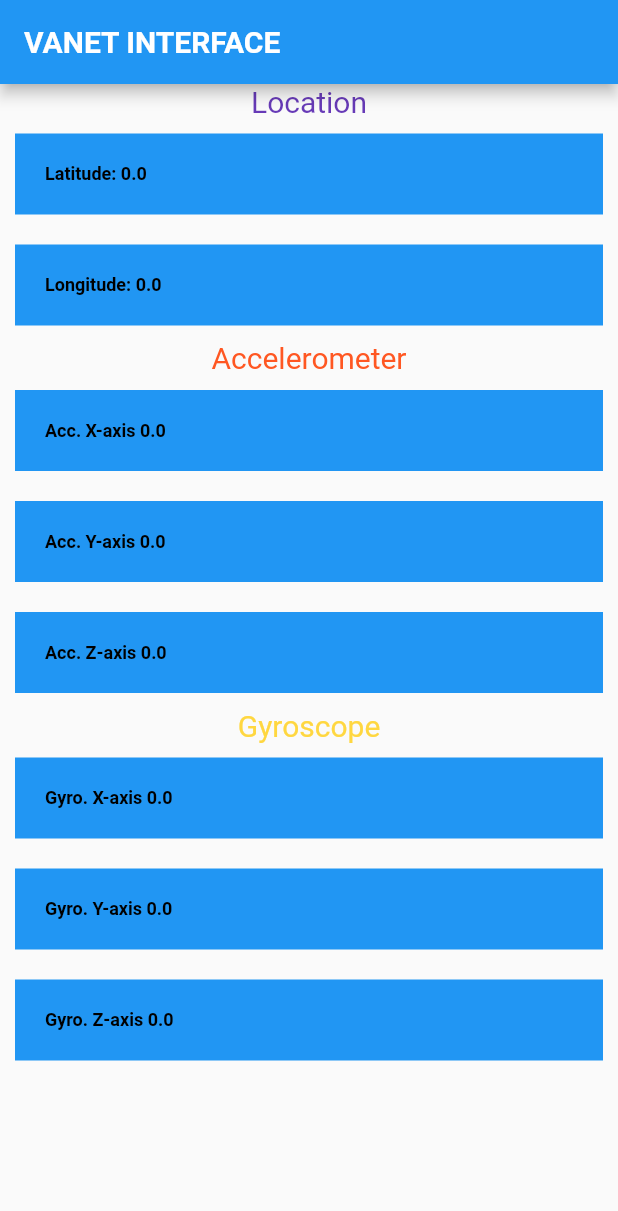
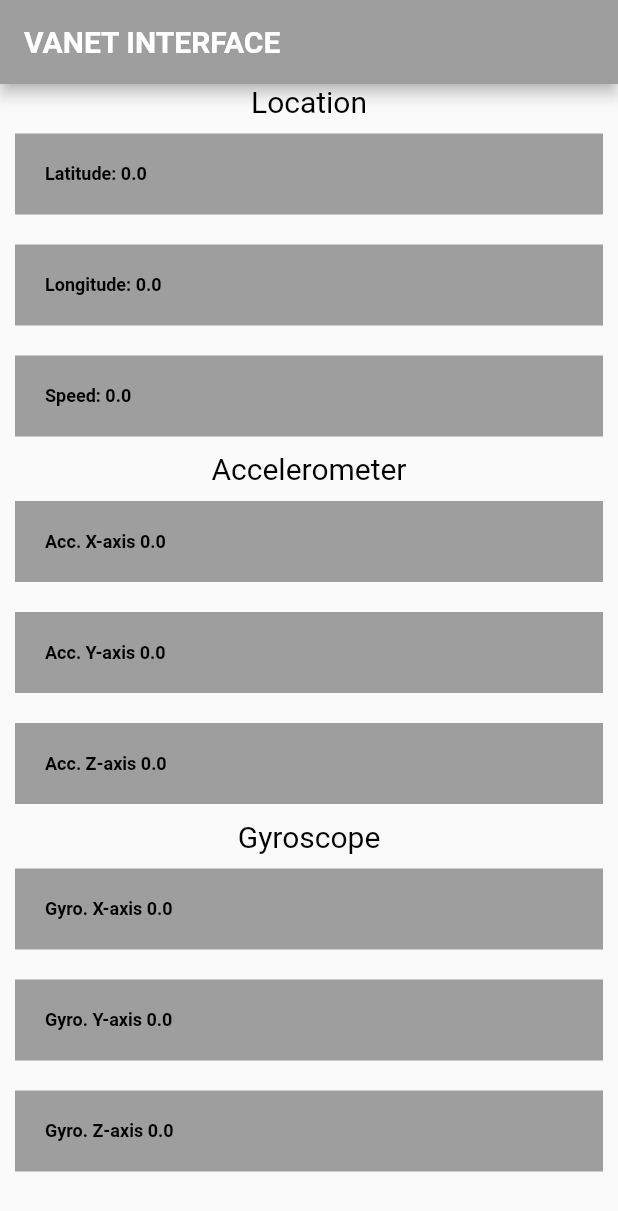
Before and after one commit to AkashParua/flutter_application_1, a Flutter app: the screen it shows after launch, on a phone screen of 412 x 824 dp. Shown: the top 1211 px of the screen. Run offline on Flutter 3.47's test engine with Material 2 defaults, Android fonts, the phone set to English and light mode, and no system bars; our stand-ins replace location, sensors_plus; project files that could hold a hidden picture were left out.

Commit message:
2nd commit

```diff
--- a/lib/main.dart
+++ b/lib/main.dart
@@ -1,8 +1,8 @@
 import 'dart:async';
 import 'package:flutter/material.dart';
 import 'package:location/location.dart';
-import 'package:http/http.dart' as http;
 import 'package:sensors_plus/sensors_plus.dart';
+import 'dart:math' show asin, cos, pi, pow, sin, sqrt;
 
 void main() => runApp(
       MaterialApp(home: Position()),
@@ -16,20 +16,24 @@ class Position extends StatefulWidget {
 class _PositionState extends State<Position> {
   double _latitude = 0.0;
   double _longitude = 0.0;
-  double _acc_x = 0.0;
-  double _acc_y = 0.0;
-  double _acc_z = 0.0;
-  double _gy_x = 0.0;
-  double _gy_y = 0.0;
-  double _gy_z = 0.0;
+  double _accx = 0.0;
+  double _accy = 0.0;
+  double _accz = 0.0;
+  double _gyx = 0.0;
+  double _gyy = 0.0;
+  double _gyz = 0.0;
+  double _speed = 0;
+  var clock = DateTime.now();
   Location _location = Location();
   late StreamSubscription<LocationData> _locationSubscription;
   @override
   void initState() {
     super.initState();
+
     _locationSubscription =
         _location.onLocationChanged.listen((LocationData currentLocation) {
       setState(() {
+        _speed = currentLocation.speed!;
         _latitude = currentLocation.latitude!;
         _longitude = currentLocation.longitude!;
       });
@@ -37,18 +41,18 @@ class _PositionState extends State<Position> {
     // [UserAccelerometerEvent (x: 0.0, y: 0.0, z: 0.0)]
     userAccelerometerEvents.listen((UserAccelerometerEvent event) {
       setState(() {
-        _acc_x = event.x;
-        _acc_y = event.y;
-        _acc_z = event.z;
+        _accx = event.x;
+        _accy = event.y;
+        _accz = event.z;
       });
     });
 
     // [GyroscopeEvent (x: 0.0, y: 0.0, z: 0.0)]
     gyroscopeEvents.listen((GyroscopeEvent event) {
       setState(() {
-        _gy_x = event.x;
-        _gy_y = event.y;
-        _gy_z = event.z;
+        _gyx = event.x;
+        _gyy = event.y;
+        _gyz = event.z;
       });
     });
   }
@@ -59,7 +63,7 @@ class _PositionState extends State<Position> {
   Widget build(BuildContext context) {
     return Scaffold(
         appBar: AppBar(
-          backgroundColor: Colors.blue,
+          backgroundColor: Colors.grey,
           title: const Text(
             'VANET INTERFACE',
             style: TextStyle(fontSize: 20, fontWeight: FontWeight.bold),
@@ -73,71 +77,80 @@ class _PositionState extends State<Position> {
             const Center(
               child: Text(
                 'Location',
-                style: TextStyle(fontSize: 20, color: Colors.deepPurple),
+                style: TextStyle(fontSize: 20, color: Colors.black),
               ),
             ),
             Container(
               padding: const EdgeInsets.all(20),
               margin: const EdgeInsets.all(10),
-              color: Colors.blue,
+              color: Colors.grey,
               child: Text('Latitude: $_latitude', style: style1),
             ),
             Container(
               padding: const EdgeInsets.all(20),
               margin: const EdgeInsets.all(10),
-              color: Colors.blue,
+              color: Colors.grey,
               child: Text(
                 'Longitude: $_longitude',
+                style: style1,
+              ),
+            ),
+            Container(
+              padding: const EdgeInsets.all(20),
+              margin: const EdgeInsets.all(10),
+              color: Colors.grey,
+              child: Text(
+                'Speed: $_speed',
                 style: style1,
               ),
             ),
             const Center(
               child: Text(
                 'Accelerometer',
-                style: TextStyle(fontSize: 20, color: Colors.deepOrange),
+                style: TextStyle(fontSize: 20, color: Colors.black),
               ),
             ),
             Container(
               padding: const EdgeInsets.all(20),
               margin: const EdgeInsets.all(10),
-              color: Colors.blue,
-              child: Text('Acc. X-axis $_acc_x', style: style1),
+              color: Colors.grey,
+              child: Text('Acc. X-axis $_accx', style: style1),
             ),
             Container(
               padding: const EdgeInsets.all(20),
               margin: const EdgeInsets.all(10),
-              color: Colors.blue,
-              child: Text('Acc. Y-axis $_acc_y', style: style1),
+              color: Colors.grey,
+              child: Text('Acc. Y-axis $_accy', style: style1),
             ),
             Container(
               padding: const EdgeInsets.all(20),
               margin: const EdgeInsets.all(10),
-              color: Colors.blue,
-              child: Text('Acc. Z-axis $_acc_z', style: style1),
+              color: Colors.grey,
+              child: Text('Acc. Z-axis $_accz', style: style1),
             ),
             const Center(
               child: Text(
                 'Gyroscope',
-                style: TextStyle(fontSize: 20, color: Colors.amberAccent),
+                style: TextStyle(fontSize: 20, color: Colors.black),
               ),
             ),
             Container(
               padding: const EdgeInsets.all(20),
               margin: const EdgeInsets.all(10),
-              color: Colors.blue,
-              child: Text('Gyro. X-axis $_gy_x', style: style1),
+              color: Colors.grey,
+              child: Text('Gyro. X-axis $_gyx', style: style1),
             ),
             Container(
               padding: const EdgeInsets.all(20),
               margin: const EdgeInsets.all(10),
-              color: Colors.blue,
-              child: Text('Gyro. Y-axis $_gy_y', style: style1),
+              color: Colors.grey,
+              child: Text('Gyro. Y-axis $_gyy', style: style1),
             ),
             Container(
               padding: const EdgeInsets.all(20),
               margin: const EdgeInsets.all(10),
-              color: Colors.blue,
-              child: Text('Gyro. Z-axis $_gy_z', style: style1),
+              color: Colors.grey,
+              child: Text('Gyro. Z-axis $_gyz', style: style1),
             ),
           ],
         )));
--- a/pubspec.yaml
+++ b/pubspec.yaml
@@ -30,13 +30,13 @@ environment:
 dependencies:
   flutter:
     sdk: flutter
-  location: ^4.2.0
+  location: ^4.4.0
   http:
   sensors_plus: ^1.2.2
-
   # The following adds the Cupertino Icons font to your application.
   # Use with the CupertinoIcons class for iOS style icons.
   cupertino_icons: ^1.0.2
+  firebase_database: ^10.0.16
 
 dev_dependencies:
   flutter_test:
```
Also changed, not shown: pubspec.lock, 4 other files.
